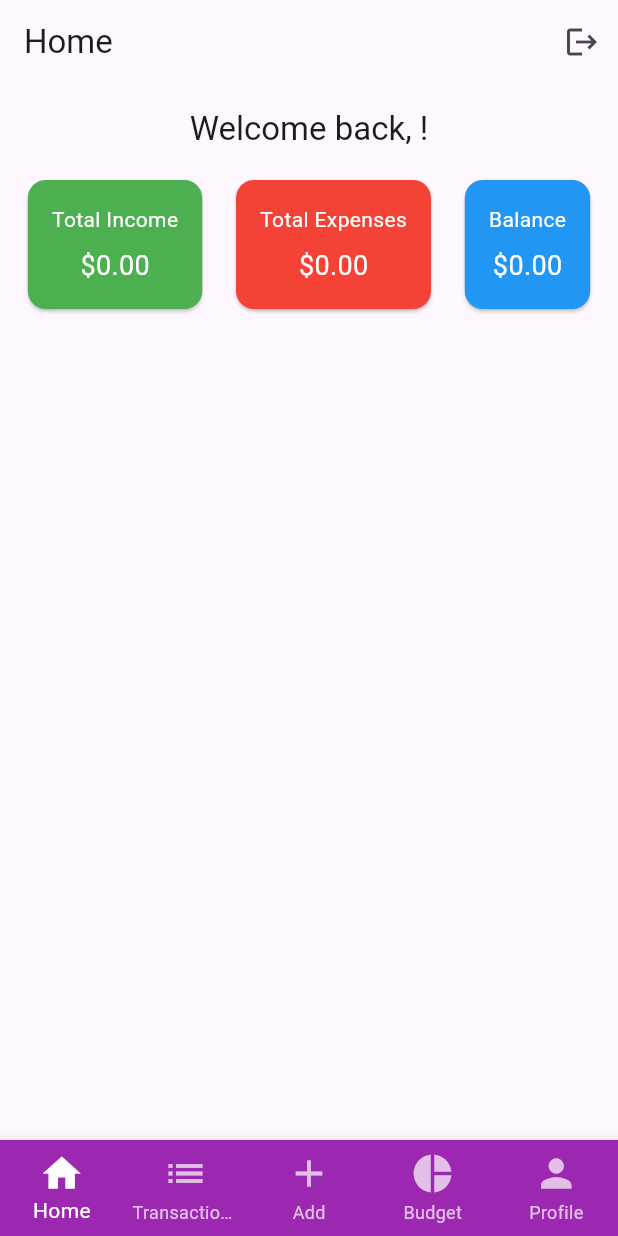
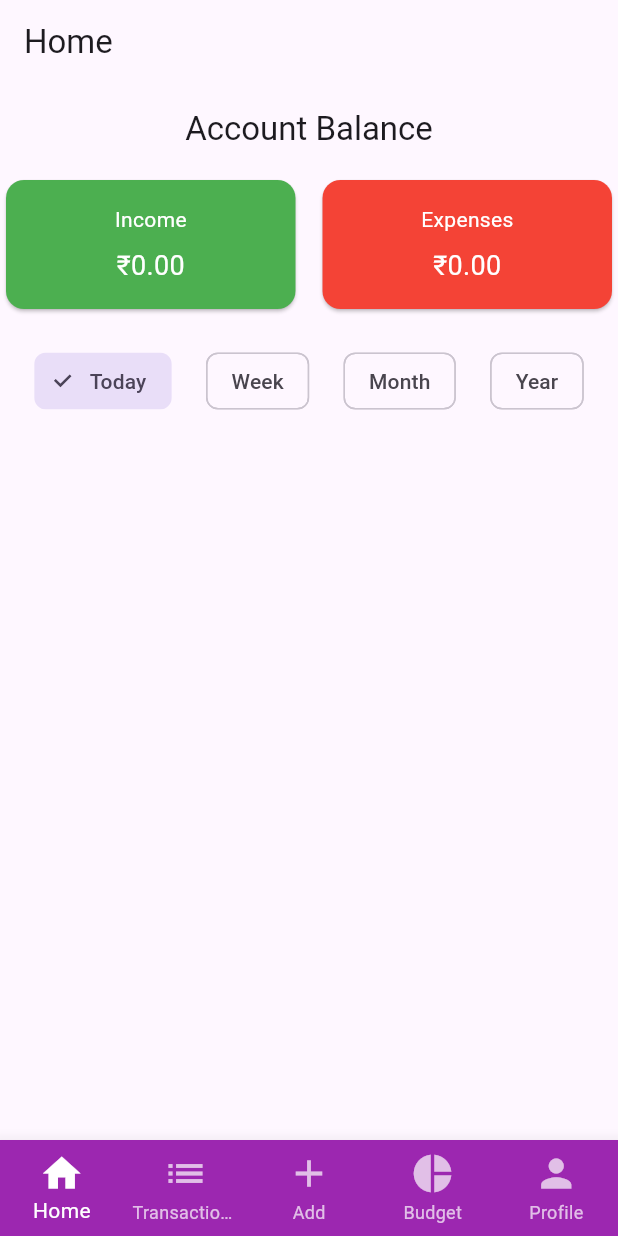
Before and after one commit to Faizankhan298/CipherX, a Flutter app: the HomeScreen screen opened directly, on a phone screen of 412 x 824 dp. Run offline on Flutter 3.47's test engine with Material 3 defaults, Android fonts, the phone set to English and light mode, and no system bars; our stand-ins replace cloud_firestore, firebase_auth, firebase_core, fl_chart, get, google_sign_in and 3 more; accounts and stored records are empty; network calls fail.

```diff
--- a/cipherx/lib/main.dart
+++ b/cipherx/lib/main.dart
@@ -1,4 +1,3 @@
-import 'package:cipherx/screens/home/home_screen.dart';
 import 'package:flutter/material.dart';
 import 'package:firebase_core/firebase_core.dart';
 import 'package:get/get.dart';
@@ -6,6 +5,7 @@ import 'package:provider/provider.dart';
 import 'package:hive_flutter/hive_flutter.dart'; // Import Hive Flutter
 import 'package:cipherx/models/transaction_model.dart';
 import 'providers/transaction_provider.dart';
+import './screens/splash_screen.dart';
 
 void main() async {
   WidgetsFlutterBinding.ensureInitialized();
@@ -27,7 +27,7 @@ class MyApp extends StatelessWidget {
         theme: ThemeData(
           colorScheme: ColorScheme.fromSeed(seedColor: Colors.deepPurple),
         ),
-        home: const HomeScreen(),
+        home: const SplashScreen(),
         debugShowCheckedModeBanner: false,
       ),
     );
--- a/cipherx/lib/screens/home/home_screen.dart
+++ b/cipherx/lib/screens/home/home_screen.dart
@@ -24,6 +24,7 @@ class _HomeScreenState extends State<HomeScreen> {
   List<TransactionModel> _transactions = [];
   double _totalIncome = 0.0;
   double _totalExpenses = 0.0;
+  String _selectedFilter = 'Today';
 
   final List<String> _titles = [
     'Home',
@@ -34,8 +35,8 @@ class _HomeScreenState extends State<HomeScreen> {
   ];
 
   final List<Widget> _screens = [
-    const Center(child: Text('Home')), // Added 'const' to the constructor
-    const TransactionTab(transactions: []), // Added 'const' to the constructor
+    const Center(child: Text('Home')),
+    const TransactionTab(transactions: []),
     const AddTransactionScreen(),
     const BudgetScreen(),
     const ProfileScreen(),
@@ -64,9 +65,8 @@ class _HomeScreenState extends State<HomeScreen> {
               .map((doc) => TransactionModel.fromFirestore(doc))
               .toList();
 
-      // Sync with Hive (local storage)
       final box = await Hive.openBox('transactions');
-      await box.clear(); // Clear old data
+      await box.clear();
       await box.addAll(transactions.map((t) => t.toMap()));
 
       setState(() {
@@ -89,22 +89,6 @@ class _HomeScreenState extends State<HomeScreen> {
         .fold(0.0, (total, transaction) => total + transaction.amount);
   }
 
-  Future<void> _deleteTransaction(TransactionModel transaction) async {
-    // Delete from Firestore
-    await FirebaseFirestore.instance
-        .collection('transactions')
-        .doc(transaction.id)
-        .delete();
-    // Delete from Hive
-    final box = await Hive.openBox('transactions');
-    await box.delete(transaction.id);
-    // Update state
-    setState(() {
-      _transactions.remove(transaction);
-      _calculateTotals();
-    });
-  }
-
   signout() async {
     await FirebaseAuth.instance.signOut();
     Get.offAll(const LoginScreen());
@@ -113,12 +97,7 @@ class _HomeScreenState extends State<HomeScreen> {
   @override
   Widget build(BuildContext context) {
     return Scaffold(
-      appBar: AppBar(
-        title: Text(_titles[_currentIndex]),
-        actions: [
-          IconButton(icon: const Icon(Icons.logout), onPressed: signout),
-        ],
-      ),
+      appBar: AppBar(title: Text(_titles[_currentIndex])),
       body:
           _currentIndex == 0
               ? Column(
@@ -126,42 +105,38 @@ class _HomeScreenState extends State<HomeScreen> {
                   Padding(
                     padding: const EdgeInsets.all(16.0),
                     child: Text(
-                      'Welcome back, ${user?.email ?? 'User'}!',
+                      'Account Balance',
                       style: Theme.of(context).textTheme.titleLarge,
                     ),
                   ),
                   Row(
                     mainAxisAlignment: MainAxisAlignment.spaceEvenly,
                     children: [
-                      _buildSummaryCard(
-                        'Total Income',
+                      Expanded(
+                        child: _buildSummaryCard(
+                          'Income',
                           _totalIncome,
                           Colors.green,
                         ),
-                      _buildSummaryCard(
-                        'Total Expenses',
+                      ),
+                      const SizedBox(width: 10),
+                      Expanded(
+                        child: _buildSummaryCard(
+                          'Expenses',
                           _totalExpenses,
                           Colors.red,
                         ),
-                      _buildSummaryCard(
-                        'Balance',
-                        _totalIncome - _totalExpenses,
-                        Colors.blue,
                       ),
                     ],
                   ),
                   const SizedBox(height: 20),
+                  _buildFilterRow(),
                   Expanded(
                     child: ListView.builder(
-                      itemCount:
-                          _transactions.length > 10 ? 10 : _transactions.length,
+                      itemCount: _transactions.length,
                       itemBuilder: (context, index) {
                         final transaction = _transactions[index];
-                        return Dismissible(
-                          key: Key(transaction.id),
-                          onDismissed:
-                              (direction) => _deleteTransaction(transaction),
-                          child: ListTile(
+                        return ListTile(
                           leading: Icon(
                             transaction.type == 'Income'
                                 ? Icons.arrow_upward
@@ -174,7 +149,12 @@ class _HomeScreenState extends State<HomeScreen> {
                           title: Text(transaction.category),
                           subtitle: Text(transaction.description),
                           trailing: Text(
-                              '\$${transaction.amount.toStringAsFixed(2)}',
+                            '${transaction.type == 'Income' ? '+' : '-'}\$${transaction.amount.toStringAsFixed(2)}',
+                            style: TextStyle(
+                              color:
+                                  transaction.type == 'Income'
+                                      ? Colors.green
+                                      : Colors.red,
                             ),
                           ),
                         );
@@ -205,7 +185,7 @@ class _HomeScreenState extends State<HomeScreen> {
             Text(title, style: const TextStyle(color: Colors.white)),
             const SizedBox(height: 8),
             Text(
-              '\$${value.toStringAsFixed(2)}',
+              '₹${value.toStringAsFixed(2)}', // Use Indian Rupee symbol
               style: const TextStyle(color: Colors.white, fontSize: 18),
             ),
           ],
@@ -213,4 +193,23 @@ class _HomeScreenState extends State<HomeScreen> {
       ),
     );
   }
+
+  Widget _buildFilterRow() {
+    final filters = ['Today', 'Week', 'Month', 'Year'];
+    return Row(
+      mainAxisAlignment: MainAxisAlignment.spaceEvenly,
+      children:
+          filters.map((filter) {
+            return ChoiceChip(
+              label: Text(filter),
+              selected: _selectedFilter == filter,
+              onSelected: (selected) {
+                setState(() {
+                  _selectedFilter = filter;
+                });
+              },
+            );
+          }).toList(),
+    );
   }
+}
```
Also changed, not shown: cipherx/lib/screens/auth/forgot_password_screen.dart (+7 -1 lines), cipherx/lib/screens/auth/login_screen.dart (+7 -1 lines), cipherx/lib/screens/auth/signup_screen.dart (+7 -1 lines), cipherx/lib/screens/home/add_transaction_screen.dart (+32 -12 lines), cipherx/lib/screens/home/profile_screen.dart (+70 -12 lines), cipherx/lib/providers/theme_provider.dart (deleted), cipherx/lib/services/auth_service.dart (deleted), cipherx/lib/services/hive_service.dart (deleted), cipherx/lib/widgets/chart_widget.dart (deleted), cipherx/lib/widgets/income_expense_card.dart (deleted), cipherx/lib/widgets/transaction_tile.dart (deleted). Lines whose indentation alone changed are shown as unchanged.
